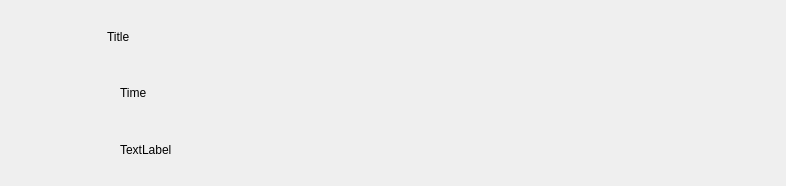
This is Film Catalog/ui/CatalogDisplayItem.ui in hOst1k-Top/Film-Catalog as Qt 5 draws it before an edit. The edited form follows.
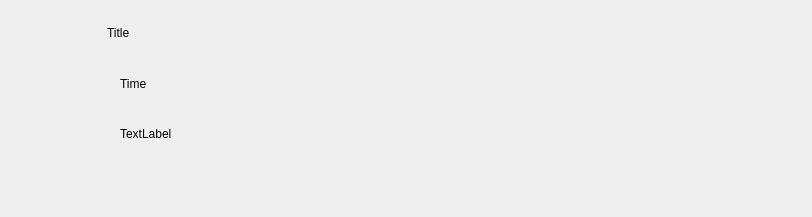
This is the edited form. Icons and pictures are not drawn.

```diff
--- a/Film Catalog/ui/CatalogDisplayItem.ui
+++ b/Film Catalog/ui/CatalogDisplayItem.ui
@@ -6,8 +6,8 @@
    <rect>
     <x>0</x>
     <y>0</y>
-    <width>786</width>
-    <height>186</height>
+    <width>812</width>
+    <height>217</height>
    </rect>
   </property>
   <property name="windowTitle">
@@ -105,6 +105,16 @@
        </item>
       </layout>
      </item>
+     <item>
+      <widget class="QLabel" name="favorite">
+       <property name="text">
+        <string/>
+       </property>
+       <property name="pixmap">
+        <pixmap resource="../resources/catalog.qrc">:/film/like.png</pixmap>
+       </property>
+      </widget>
+     </item>
     </layout>
    </item>
   </layout>
```
Left out of the diff: 2 changed lines with no effect on the pictures.
